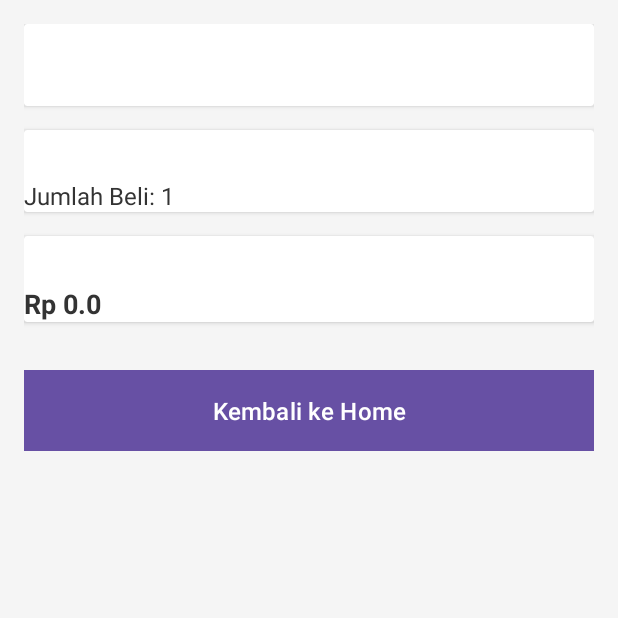
After one commit to Handynnda/Project_Bp3_Aplikasi_My_Ootdd, an Android app: the Form_Detail screen opened directly, with no data from a screen before it, on a phone screen of 412 x 824 dp, the top half of it. The commit adds this screen. Run offline under Robolectric (Android 15) with nearby library versions, the phone set to English and light mode, and no system bars.

Commit message:
memperbarui form pembayaran

```diff
--- /dev/null
+++ b/app/src/main/java/com/example/aplikasimyootdd/Form_Detail.java
@@ -0,0 +1,52 @@
+package com.example.aplikasimyootdd;
+
+import android.content.Intent;
+import android.os.Bundle;
+import android.widget.Button;
+import android.widget.TextView;
+
+import androidx.appcompat.app.AppCompatActivity;
+
+public class Form_Detail extends AppCompatActivity {
+
+    private TextView textNamaPembeli, textAlamatPembeli, textProduk, textJumlahBeli, textMetodePembayaran, textTotalPembayaran;
+    private Button buttonKembaliHome;
+
+    @Override
+    protected void onCreate(Bundle savedInstanceState) {
+        super.onCreate(savedInstanceState);
+        setContentView(R.layout.activity_form_detail);
+
+        textNamaPembeli = findViewById(R.id.textNamaPembeli);
+        textAlamatPembeli = findViewById(R.id.textAlamatPembeli);
+        textProduk = findViewById(R.id.textProduk);
+        textJumlahBeli = findViewById(R.id.textJumlahBeli);
+        textMetodePembayaran = findViewById(R.id.textMetodePembayaran);
+        textTotalPembayaran = findViewById(R.id.textTotalPembayaran);
+        buttonKembaliHome = findViewById(R.id.buttonKembaliHome);
+
+        Intent intent = getIntent();
+        String namaPembeli = intent.getStringExtra("namaPembeli");
+        String alamatPembeli = intent.getStringExtra("alamatPembeli");
+        String namaProduk = intent.getStringExtra("namaProduk");
+        int jumlahBeli = intent.getIntExtra("jumlahBeli", 1);
+        double hargaProduk = intent.getDoubleExtra("hargaProduk", 0);
+        String metodePembayaran = intent.getStringExtra("metodePembayaran");
+
+        double totalPembayaran = hargaProduk * jumlahBeli;
+
+        textNamaPembeli.setText(namaPembeli);
+        textAlamatPembeli.setText(alamatPembeli);
+        textProduk.setText(namaProduk);
+        textJumlahBeli.setText("Jumlah Beli: " + jumlahBeli);
+        textMetodePembayaran.setText(metodePembayaran);
+        textTotalPembayaran.setText("Rp " + totalPembayaran);
+
+        buttonKembaliHome.setOnClickListener(v -> {
+
+            Intent homeIntent = new Intent(this, DashboardUtama.class); // Ganti MainActivity dengan activity utama Anda
+            startActivity(homeIntent);
+            finish();
+        });
+    }
+}
--- /dev/null
+++ b/app/src/main/res/layout/activity_form_detail.xml
@@ -0,0 +1,133 @@
+<?xml version="1.0" encoding="utf-8"?>
+<ScrollView
+    xmlns:android="http://schemas.android.com/apk/res/android"
+    android:layout_width="match_parent"
+    android:layout_height="match_parent"
+    android:background="#F5F5F5"
+    android:padding="16dp">
+
+    <LinearLayout
+        android:layout_width="match_parent"
+        android:layout_height="wrap_content"
+        android:orientation="vertical"
+        android:gravity="center"
+        android:paddingBottom="16dp">
+
+        <androidx.cardview.widget.CardView
+            android:layout_width="match_parent"
+            android:layout_height="wrap_content"
+            android:layout_marginBottom="16dp"
+            android:cardElevation="8dp"
+            android:cardCornerRadius="8dp"
+            android:contentPadding="16dp"
+            android:backgroundTint="#FFFFFF">
+
+            <LinearLayout
+                android:layout_width="match_parent"
+                android:layout_height="wrap_content"
+                android:orientation="vertical"
+                android:gravity="center_vertical">
+
+                <TextView
+                    android:id="@+id/textNamaPembeli"
+                    android:layout_width="wrap_content"
+                    android:layout_height="wrap_content"
+                    android:text="Nama Pembeli"
+                    android:textColor="#333333"
+                    android:textSize="18sp"
+                    android:textStyle="bold" />
+
+                <TextView
+                    android:id="@+id/textAlamatPembeli"
+                    android:layout_width="wrap_content"
+                    android:layout_height="wrap_content"
+                    android:text="Alamat Pembeli"
+                    android:textColor="#333333"
+                    android:textSize="16sp"
+                    android:layout_marginTop="8dp" />
+            </LinearLayout>
+        </androidx.cardview.widget.CardView>
+
+        <androidx.cardview.widget.CardView
+            android:layout_width="match_parent"
+            android:layout_height="wrap_content"
+            android:layout_marginBottom="16dp"
+            android:cardElevation="8dp"
+            android:cardCornerRadius="8dp"
+            android:contentPadding="16dp"
+            android:backgroundTint="#FFFFFF">
+
+            <LinearLayout
+                android:layout_width="match_parent"
+                android:layout_height="wrap_content"
+                android:orientation="vertical"
+                android:gravity="center_vertical">
+
+                <TextView
+                    android:id="@+id/textProduk"
+                    android:layout_width="wrap_content"
+                    android:layout_height="wrap_content"
+                    android:text="Nama Produk"
+                    android:textColor="#333333"
+                    android:textSize="18sp"
+                    android:textStyle="bold" />
+
+                <TextView
+                    android:id="@+id/textJumlahBeli"
+                    android:layout_width="wrap_content"
+                    android:layout_height="wrap_content"
+                    android:text="Jumlah Beli: X"
+                    android:textColor="#333333"
+                    android:textSize="16sp"
+                    android:layout_marginTop="8dp" />
+            </LinearLayout>
+        </androidx.cardview.widget.CardView>
+
+        <androidx.cardview.widget.CardView
+            android:layout_width="match_parent"
+            android:layout_height="wrap_content"
+            android:layout_marginBottom="16dp"
+            android:cardElevation="8dp"
+            android:cardCornerRadius="8dp"
+            android:contentPadding="16dp"
+            android:backgroundTint="#FFFFFF">
+
+            <LinearLayout
+                android:layout_width="match_parent"
+                android:layout_height="wrap_content"
+                android:orientation="vertical"
+                android:gravity="center_vertical">
+
+                <TextView
+                    android:id="@+id/textMetodePembayaran"
+                    android:layout_width="wrap_content"
+                    android:layout_height="wrap_content"
+                    android:text="Metode Pembayaran"
+                    android:textColor="#333333"
+                    android:textSize="18sp"
+                    android:textStyle="bold" />
+
+                <TextView
+                    android:id="@+id/textTotalPembayaran"
+                    android:layout_width="wrap_content"
+                    android:layout_height="wrap_content"
+                    android:text="Total Pembayaran: Rp 0"
+                    android:textColor="#333333"
+                    android:textSize="18sp"
+                    android:textStyle="bold"
+                    android:layout_marginTop="8dp" />
+            </LinearLayout>
+        </androidx.cardview.widget.CardView>
+
+        <Button
+            android:id="@+id/buttonKembaliHome"
+            android:layout_width="match_parent"
+            android:layout_height="wrap_content"
+            android:text="Kembali ke Home"
+            android:background="#6200EE"
+            android:textColor="@android:color/white"
+            android:textSize="16sp"
+            android:padding="12dp"
+            android:layout_marginTop="16dp" />
+    </LinearLayout>
+</ScrollView>
--- a/app/src/main/res/values/colors.xml
+++ b/app/src/main/res/values/colors.xml
@@ -2,5 +2,6 @@
 <resources>
     <color name="black">#FF000000</color>
     <color name="white">#FFFFFFFF</color>
+    <color name="purple_500">#9C27B0</color>
     <color name="DefaultColor">#ADCAFF</color>
 </resources>
```
Also changed, not shown: app/src/main/AndroidManifest.xml (+11 -0 lines), app/src/main/java/com/example/aplikasimyootdd/Form_Konfirmasi.java (added, +70 -0 lines), app/src/main/java/com/example/aplikasimyootdd/Form_Pembayaran.java (added, +71 -0 lines), app/src/main/res/layout/activity_form_konfirmasi.xml (added, +124 -0 lines), app/src/main/res/layout/activity_form_pembayaran.xml (added, +122 -0 lines).
